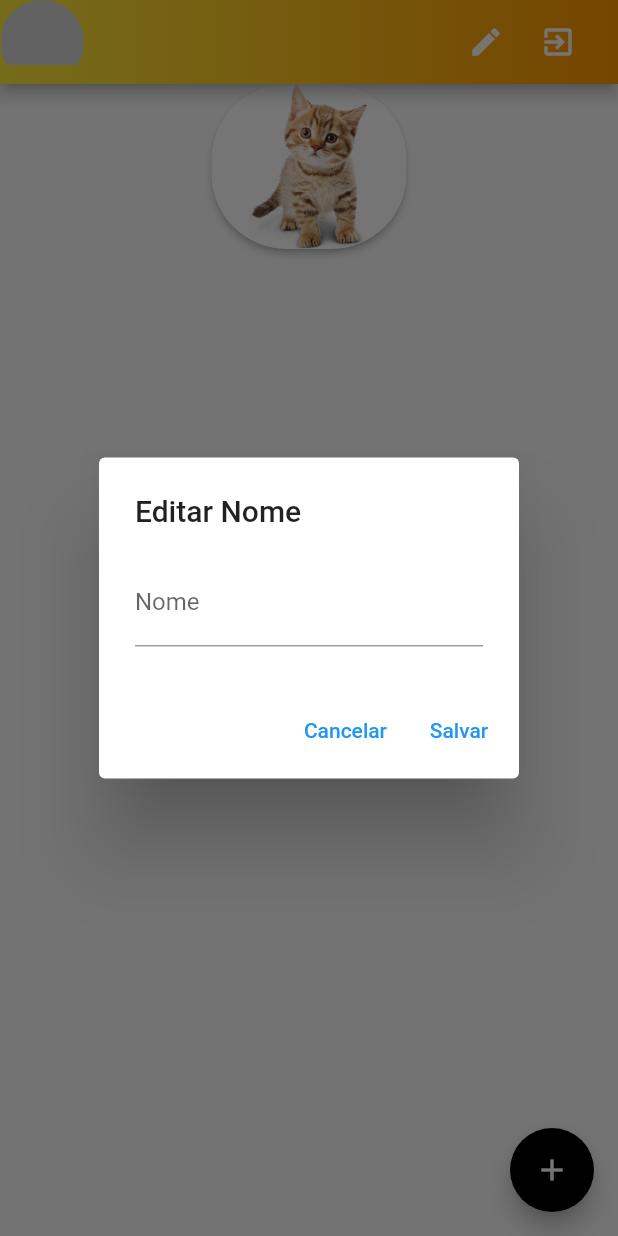
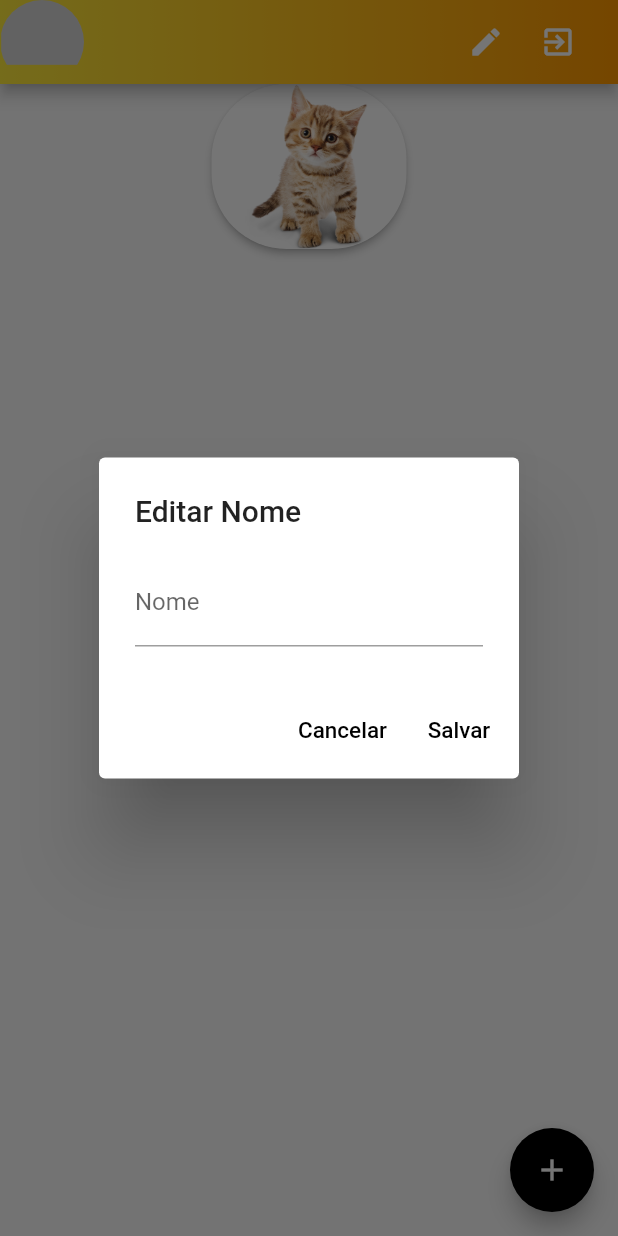
Before and after one commit to MaaLuu21/Duit, a Flutter app: the Tela_principal screen opened by its route, after a tap on the "edit" icon, on a phone screen of 412 x 824 dp. Run offline on Flutter 3.47's test engine with Material 2 defaults, Android fonts, the phone set to English and light mode, and no system bars; drawn by our look-alikes of flare_flutter; our stand-ins replace cloud_firestore, device_preview, easy_splash_screen, firebase_auth, firebase_core, flutter_local_notifications and 1 more; accounts and stored records are empty.

Commit message:
quase la

```diff
--- a/lib/model/adicionar1.dart
+++ b/lib/model/adicionar1.dart
@@ -1,7 +1,6 @@
 import 'package:flutter/material.dart';
 import 'package:flutter_local_notifications/flutter_local_notifications.dart'
     as notifications;
-import 'package:rxdart/subjects.dart';
 import 'package:timezone/data/latest.dart' as tz;
 import 'package:timezone/timezone.dart' as tz;
 
--- a/lib/view/tela_princiapal.dart
+++ b/lib/view/tela_princiapal.dart
@@ -57,7 +57,10 @@ class _Tela_principalState extends State<Tela_principal> {
               onPressed: () {
                 Navigator.of(context).pop();
               },
-              child: const Text('Cancelar'),
+              child: const Text(
+                'Cancelar',
+                style: TextStyle(fontSize: 15, color: Colors.black),
+              ),
             ),
             TextButton(
               onPressed: () async {
@@ -68,12 +71,15 @@ class _Tela_principalState extends State<Tela_principal> {
                   });
 
                   // Atualiza o nome no banco de dados
-                  LoginController().atualizarNomeUsuario(novoNome);
+                  LoginController().atualizarNomeUsuario(context, novoNome);
 
                   Navigator.of(context).pop();
                 }
               },
-              child: const Text('Salvar'),
+              child: const Text(
+                'Salvar',
+                style: TextStyle(fontSize: 15, color: Colors.black),
+              ),
             ),
           ],
         );
```
Also changed, not shown: lib/view/controller/loginController.dart (+25 -26 lines).
